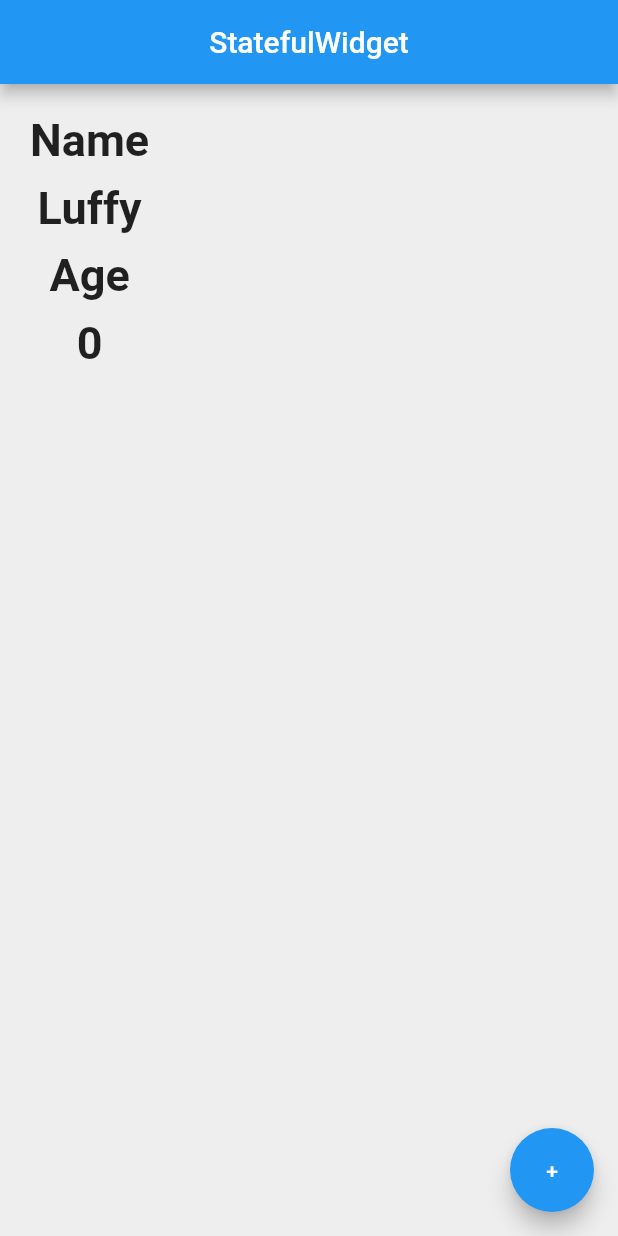
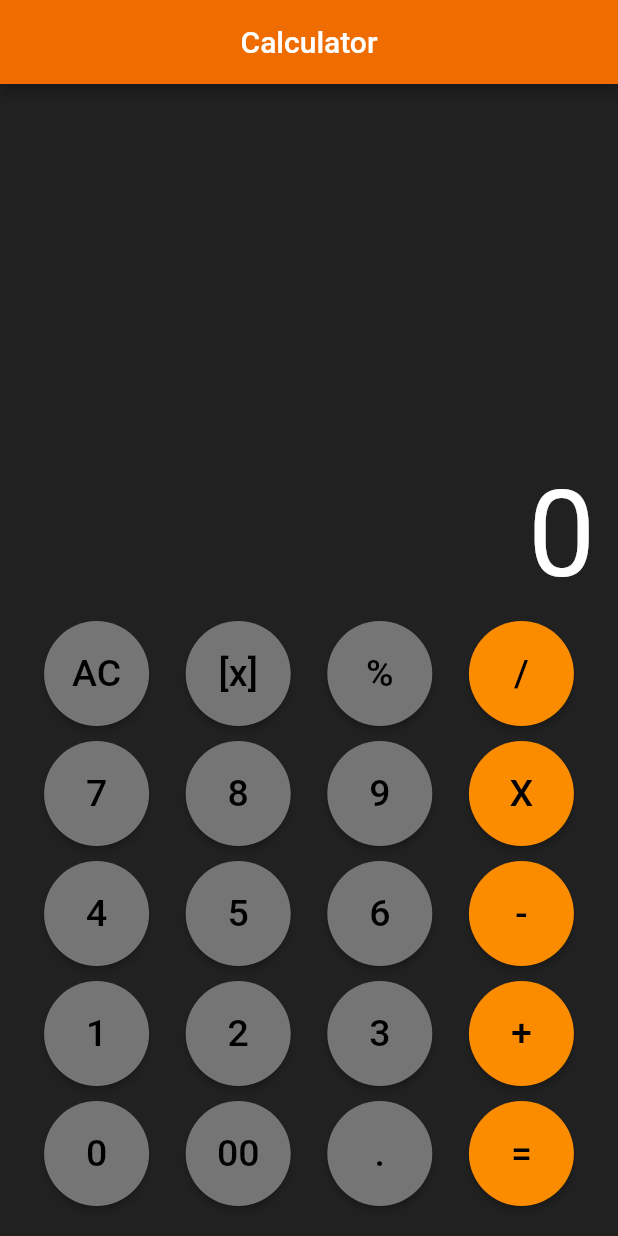
Before and after one commit to Shree-77/Calculator, a Flutter app: the screen it shows after launch, on a phone screen of 412 x 824 dp. Run offline on Flutter 3.47's test engine with Material 2 defaults, Android fonts, the phone set to English and light mode, and no system bars.

Commit message:
UI designed

```diff
--- a/stateful/lib/main.dart
+++ b/stateful/lib/main.dart
@@ -1,59 +1,108 @@
+
 import 'package:flutter/material.dart';
 
-void main()=> runApp(MaterialApp(home: add(
+void main() => runApp(MaterialApp(home: Calculator(),
+  debugShowCheckedModeBanner: false,
+));
 
-)
-)
-);
-
-class add extends StatefulWidget {
-  const add({Key? key}) : super(key: key);
+class Calculator extends StatefulWidget {
+  const Calculator({Key? key}) : super(key: key);
   @override
-  State<add> createState() => _addState();
+  State<Calculator> createState() => _CalculatorState();
 }
 
-class _addState extends State<add> {
-  int age =0;
+class _CalculatorState extends State<Calculator> {
 
+  Widget numberButton(String btnText, Color btnColor , Color txtColor){
+    return ElevatedButton(onPressed: () {}, child: Text(
+      btnText , style: TextStyle(fontSize: 25,color: txtColor),
+    ),
+      style: ElevatedButton.styleFrom(
+        fixedSize: Size(70,70),
+        shape: CircleBorder(),
+        primary: btnColor,
+      ),
+    );
+  }
   @override
   Widget build(BuildContext context) {
     return Scaffold(
-      backgroundColor: Colors.grey[200],
+      backgroundColor: Colors.grey[900],
       appBar: AppBar(
+        backgroundColor: Colors.orange[800],
         centerTitle: true,
-        title: Text('StatefulWidget' ,),
+        title: Text('Calculator'),
       ),
+      body:Padding(
+        padding: EdgeInsets.symmetric(horizontal: 5),
+        child: Column(
+          mainAxisAlignment: MainAxisAlignment.end,
+          children: [
+            Row(
+              mainAxisAlignment: MainAxisAlignment.end,
+                children:[
+                Padding(padding: EdgeInsets.all(10)
+                , child :Text(
+                      "0" , textAlign: TextAlign.left,
+                      style: TextStyle(
+                        color: Colors.white,
+                        fontSize: 80,
+                      ),
+                    )
+                ),
+              ]
+            ),
+            Row(
+              mainAxisAlignment: MainAxisAlignment.spaceEvenly,
+              children: [
+                numberButton("AC",Colors.grey[600]!, Colors.black),
+                numberButton("[x]",Colors.grey[600]!, Colors.black),
+                numberButton("%",Colors.grey[600]!, Colors.black),
+                numberButton("/",Colors.orange[600]!, Colors.black),
+              ],
+            ),
+            SizedBox(height: 10),
+            Row(
+              mainAxisAlignment: MainAxisAlignment.spaceEvenly,
+                children: [
+                  numberButton("7",Colors.grey[600]!, Colors.black),
+                  numberButton("8",Colors.grey[600]!, Colors.black),
+                  numberButton("9",Colors.grey[600]!, Colors.black),
+                  numberButton("X",Colors.orange[600]!, Colors.black),
+                ],
+            ),
+            SizedBox(height: 10),
+            Row(
+              mainAxisAlignment: MainAxisAlignment.spaceEvenly,
+              children: [
+                numberButton("4",Colors.grey[600]!, Colors.black),
+                numberButton("5",Colors.grey[600]!, Colors.black),
+                numberButton("6",Colors.grey[600]!, Colors.black),
+                numberButton("-",Colors.orange[600]!, Colors.black),
+              ],
+            ),
+            SizedBox(height: 10),
+            Row(
+              mainAxisAlignment: MainAxisAlignment.spaceEvenly,
+              children: [
+                numberButton("1",Colors.grey[600]!, Colors.black),
+                numberButton("2",Colors.grey[600]!, Colors.black),
+                numberButton("3",Colors.grey[600]!, Colors.black),
+                numberButton("+",Colors.orange[600]!, Colors.black),
+              ],
+            ),
+            SizedBox(height: 10),
 
-       floatingActionButton :  FloatingActionButton(onPressed: () {
-        setState(() {
-          age+=1;
-        });
-        },child:
-        Text('+'),)
-      ,
-
-      body: Padding(
-        padding:EdgeInsets.all(20),
-
-        child: Column(
-          mainAxisAlignment: MainAxisAlignment.start,
-          crossAxisAlignment: CrossAxisAlignment.center,
-          children: [
-            Text('Name' , style: TextStyle(fontWeight: FontWeight.bold
-                ,fontSize:30.0 ),),
-            SizedBox(height: 10),
-            Text('Luffy' , style: TextStyle(fontWeight: FontWeight.bold
-                ,fontSize:30.0 ),),
-            SizedBox(height: 10),
-            Text('Age' , style: TextStyle(fontWeight: FontWeight.bold
-                ,fontSize:30.0 ),
+            Row(
+              mainAxisAlignment: MainAxisAlignment.spaceEvenly,
+              children: [
+                numberButton("0",Colors.grey[600]!, Colors.black),
+                numberButton("00",Colors.grey[600]!, Colors.black),
+                numberButton(".",Colors.grey[600]!, Colors.black),
+                numberButton("=",Colors.orange[600]!, Colors.black),
+              ],
             ),
-            SizedBox(height: 10.0),
-            Text('$age' , style: TextStyle(fontWeight: FontWeight.bold
-                ,fontSize:30.0 ),
-            ),
-
-
+            SizedBox(height: 20)
           ],
         ),
       ),
```
